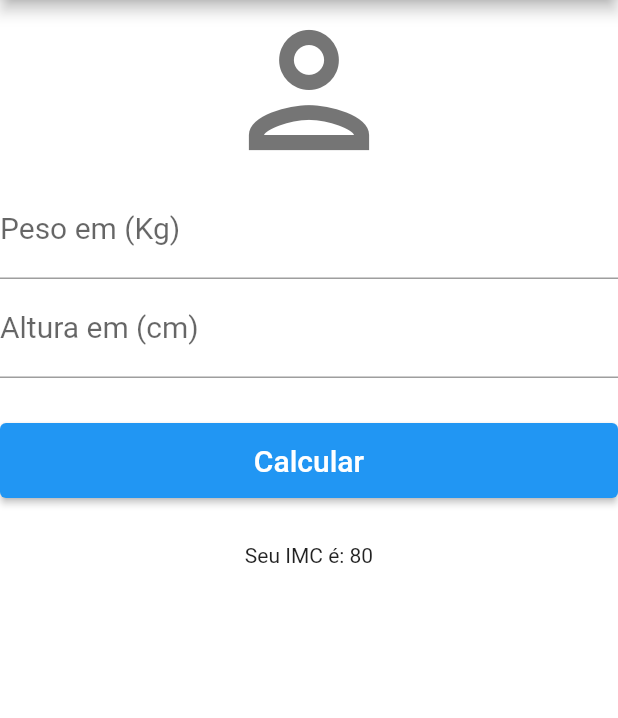
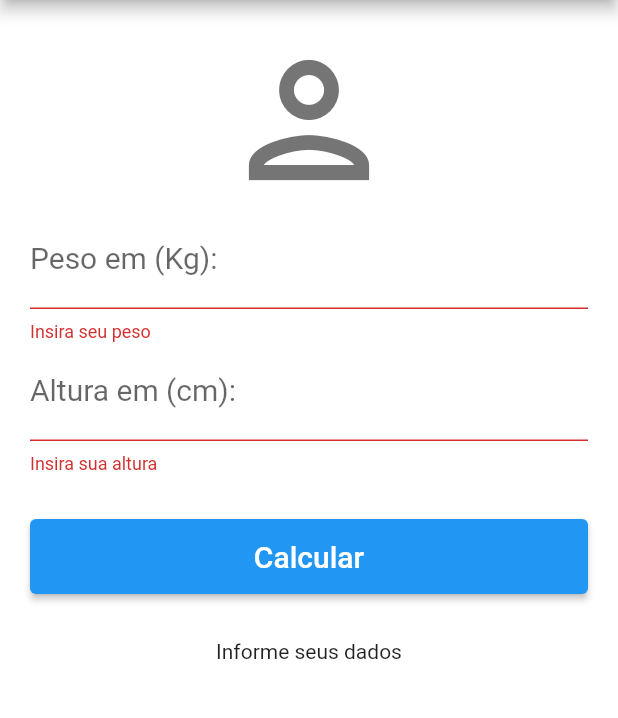
Before and after one commit to FellipeAltran/Flutter_Calculator_Imc, a Flutter app: the screen it shows after launch, after a tap on "Calcular", on a phone screen of 412 x 824 dp, the part 84-802 px from its top. Run offline on Flutter 3.47's test engine with Material 2 defaults, Android fonts, the phone set to English and light mode, and no system bars.

Commit message:
add: imc Function

```diff
--- a/lib/main.dart
+++ b/lib/main.dart
@@ -1,81 +1,18 @@
-import 'package:flutter/cupertino.dart';
 import 'package:flutter/material.dart';
+import 'pages/imc.dart';
 
 void main() {
-  runApp(
-    const MaterialApp(
-      home: Home(),
-    ),
-  );
+  runApp(const MyApp());
 }
 
-class Home extends StatefulWidget {
-  const Home({super.key});
+class MyApp extends StatelessWidget {
+  const MyApp({Key? key}) : super(key: key);
 
   @override
-  State<Home> createState() => _HomeState();
-}
-
-class _HomeState extends State<Home> {
-  @override
   Widget build(BuildContext context) {
-    return Scaffold(
-      appBar: AppBar(
-        title: const Text(
-          'Calculadora IMC',
-        ),
-        centerTitle: true,
-        actions: [
-          IconButton(
-            onPressed: () {},
-            icon: Icon(Icons.refresh),
-          ),
-        ],
-      ),
-      backgroundColor: Colors.white,
-      body: SingleChildScrollView(
-        child: Column(
-          crossAxisAlignment: CrossAxisAlignment.stretch,
-          children: [
-            Icon(
-              Icons.person_outlined,
-              size: 120.0,
-              color: Colors.grey[600],
-            ),
-            const TextField(
-              keyboardType: TextInputType.number,
-              decoration: InputDecoration(
-                labelText: 'Peso em (Kg)',
-              ),
-              textAlign: TextAlign.center,
-              style: TextStyle(fontSize: 20.0),
-            ),
-            const TextField(
-              keyboardType: TextInputType.number,
-              decoration: InputDecoration(
-                labelText: 'Altura em (cm)',
-              ),
-              textAlign: TextAlign.center,
-              style: TextStyle(fontSize: 20.0),
-            ),
-            Container(
-              margin: EdgeInsets.symmetric(vertical: 30.0),
-              height: 50.0,
-              child: ElevatedButton(
-                onPressed: () {},
-                child: const Text(
-                  'Calcular',
-                  style: TextStyle(fontSize: 20.0),
-                ),
-              ),
-            ),
-            const Text(
-              'Seu IMC é: 80',
-              textAlign: TextAlign.center,
-            ),
-          ],
-        ),
-      ),
+    return const MaterialApp(
+      debugShowCheckedModeBanner: false,
+      home: Home(),
     );
   }
 }
--- /dev/null
+++ b/lib/pages/imc.dart
@@ -0,0 +1,139 @@
+import 'package:flutter/material.dart';
+
+class Home extends StatefulWidget {
+  const Home({Key? key}) : super(key: key);
+
+  @override
+  State<Home> createState() => _HomeState();
+}
+
+class _HomeState extends State<Home> {
+  final TextEditingController imcWidthController = TextEditingController();
+  final TextEditingController imcHeightController = TextEditingController();
+
+  GlobalKey<FormState> _formKey = GlobalKey<FormState>();
+
+  String text = 'Informe seus dados';
+  double imc = 0;
+
+  @override
+  Widget build(BuildContext context) {
+    return Scaffold(
+      appBar: AppBar(
+        title: const Text(
+          'Calculadora IMC',
+        ),
+        centerTitle: true,
+        actions: [
+          IconButton(
+            onPressed: refresh,
+            icon: const Icon(Icons.refresh),
+          ),
+        ],
+      ),
+      backgroundColor: Colors.white,
+      body: Form(
+        key: _formKey,
+        child: SingleChildScrollView(
+          child: Padding(
+            padding: const EdgeInsets.all(20.0),
+            child: Column(
+              crossAxisAlignment: CrossAxisAlignment.stretch,
+              children: [
+                Icon(
+                  Icons.person_outlined,
+                  size: 120.0,
+                  color: Colors.grey[600],
+                ),
+                TextFormField(
+                  validator: (value) {
+                    if (value!.isEmpty) {
+                      return "Insira seu peso";
+                    }
+                  },
+                  controller: imcWidthController,
+                  keyboardType: TextInputType.number,
+                  decoration: const InputDecoration(
+                    labelText: 'Peso em (Kg):',
+                  ),
+                  textAlign: TextAlign.center,
+                  style: const TextStyle(fontSize: 20.0),
+                ),
+                TextFormField(
+                  validator: (value) {
+                    if (value!.isEmpty) {
+                      return "Insira sua altura";
+                    }
+                  },
+                  controller: imcHeightController,
+                  keyboardType: TextInputType.number,
+                  decoration: const InputDecoration(
+                    labelText: 'Altura em (cm):',
+                  ),
+                  textAlign: TextAlign.center,
+                  style: const TextStyle(fontSize: 20.0),
+                ),
+                Container(
+                  margin: const EdgeInsets.symmetric(vertical: 30.0),
+                  height: 50.0,
+                  child: ElevatedButton(
+                    onPressed: () {
+                      if (_formKey.currentState!.validate()) {
+                        imcCalculator();
+                      }
+                    },
+                    child: const Text(
+                      'Calcular',
+                      style: TextStyle(fontSize: 20.0),
+                    ),
+                  ),
+                ),
+                Text(
+                  text,
+                  textAlign: TextAlign.center,
+                ),
+              ],
+            ),
+          ),
+        ),
+      ),
+    );
+  }
+
+  imcCalculator() {
+    setState(
+      () {
+        double peso = double.parse(imcWidthController.text);
+        double altura = double.parse(imcHeightController.text) / 100;
+
+        if ((altura != 0) && (peso != 0)) {
+          imc = peso / (altura * altura);
+
+          if (imc < 18.5) {
+            text = 'IMC: ${imc.toStringAsFixed(2)}. Baixo peso';
+          } else if ((imc > 18.5) && (imc <= 24.9)) {
+            text = 'IMC: ${imc.toStringAsFixed(2)}. Eutrofia (peso adequado)';
+          } else if ((imc > 25) && (imc <= 29.9)) {
+            text = 'IMC: ${imc.toStringAsFixed(2)}. Sobrepeso';
+          } else if ((imc > 30) && (imc <= 34.9)) {
+            text = 'IMC: ${imc.toStringAsFixed(2)}. Obesidade 1º';
+          } else if ((imc > 35) && (imc <= 39.9)) {
+            text = 'IMC: ${imc.toStringAsFixed(2)}. Obesidade 2º';
+          } else if (imc > 40) {
+            text = 'IMC: ${imc.toStringAsFixed(2)}. Obesidade extrema';
+          }
+        }
+        FocusScope.of(context).unfocus();
+      },
+    );
+  }
+
+  refresh() {
+    imcHeightController.clear();
+    imcWidthController.clear();
+    setState(() {
+      text = 'Informe seus dados';
+      _formKey = GlobalKey<FormState>();
+    });
+  }
+}
```
Also changed, not shown: 1 other file.
